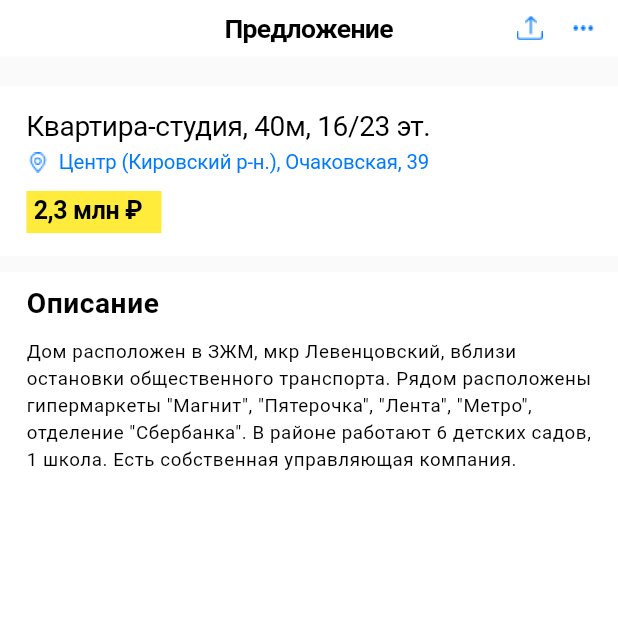
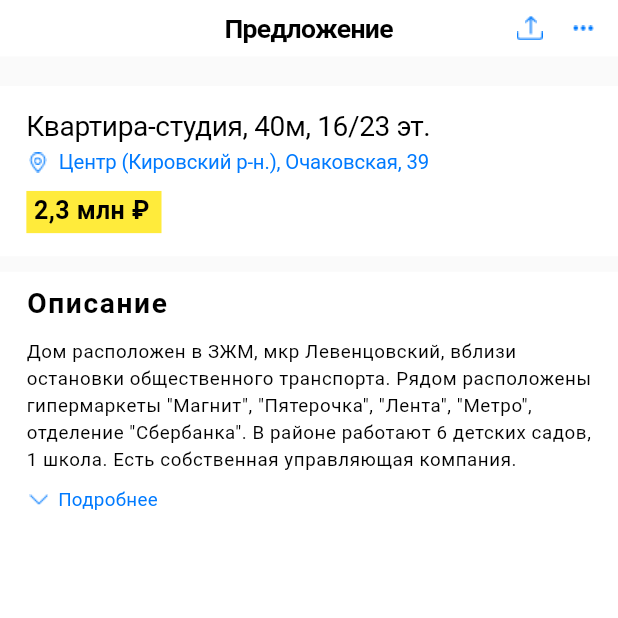
Before and after one commit to PiggyJesus/week1, a Flutter app: the screen it shows after launch, on a phone screen of 412 x 824 dp, the top half of it. Run offline on Flutter 3.47's test engine with Material 2 defaults, Android fonts, the phone set to English and light mode, and no system bars; our stand-ins replace flutter_screenutil; Roboto replaces fonts that are missing (OpenSans).

Commit message:
Decription ready

```diff
--- a/lib/MainPage/Description/Description.dart
+++ b/lib/MainPage/Description/Description.dart
@@ -10,6 +10,7 @@ class Description extends StatelessWidget {
   Widget build(BuildContext context) {
     return Container(
       height: 186.h,
+      //height: 250.h,
       padding: EdgeInsets.symmetric(vertical: 15.h, horizontal: 16.w),
       child: Column(
         crossAxisAlignment: CrossAxisAlignment.start,
@@ -24,7 +25,10 @@ class Description extends StatelessWidget {
             style: MyTextStyles.description
           ),
           SizedBox(height: 7.h,),
-          Podrobnee(),
+          SizedBox(
+            height: 22.h,
+            child: Podrobnee(),
+          ),
         ],
       ),
     );
--- a/lib/MainPage/Description/Podrobnee.dart
+++ b/lib/MainPage/Description/Podrobnee.dart
@@ -7,23 +7,25 @@ class Podrobnee extends StatelessWidget {
 
   @override
   Widget build(BuildContext context) {
-    return SizedBox(
-      height: 22.h,
-      width: 83.w,
-      child: TextButton(
-        onPressed: null,
-        child: SizedBox(
-          height: 22.h,
-          width: 83.w,
+    return TextButton(
+      onPressed: () {},
+      style: TextButton.styleFrom(
+        fixedSize: Size(83.w, 22.h),
+        //maximumSize: Size(83.w, 22.h),
+        padding: EdgeInsets.zero
+      ),
       child: Row(
 
         crossAxisAlignment: CrossAxisAlignment.center,
         children: [
-              Container(
+          Align(
+            alignment: Alignment.centerLeft,
+            child: Container(
               height: 16.h,
               width: 16.h,
               padding: EdgeInsets.symmetric(vertical: 4.5.h, horizontal: 1.5.w),
               child: Image.asset("assets/downLid.png"),
+            ),
           ),
           SizedBox(width: 4.w,),
           Text(
@@ -33,8 +35,6 @@ class Podrobnee extends StatelessWidget {
 
         ],
       ),
-        ),
-      ),
     );
   }
 }
--- a/lib/MyTextStyles.dart
+++ b/lib/MyTextStyles.dart
@@ -36,7 +36,7 @@ abstract class MyTextStyles{
     color: Color.fromRGBO(0, 0, 0, 1),
     fontWeight: FontWeight.w600,
     height: 20/16,
-    letterSpacing: -0.24.w,
+    letterSpacing: 0.24.w,
   );
 
   static final descriptionHead = TextStyle(
@@ -45,7 +45,7 @@ abstract class MyTextStyles{
     color: Color.fromRGBO(0, 0, 0, 1),
     fontWeight: FontWeight.w700,
     height: 15/18,
-    letterSpacing: 0.35.w,
+    letterSpacing: 1.w,
   );
 
   static final description = TextStyle(
@@ -62,7 +62,7 @@ abstract class MyTextStyles{
     fontSize: 12.h,
     color: Color.fromRGBO(0, 122, 255, 1),
     fontWeight: FontWeight.w400,
-    height: 22/12,
-    letterSpacing: -0.41.w,
+    height: 14/12,
+    letterSpacing: 0.2.w,
   );
 }
```
Lines whose indentation alone changed are shown as unchanged.
